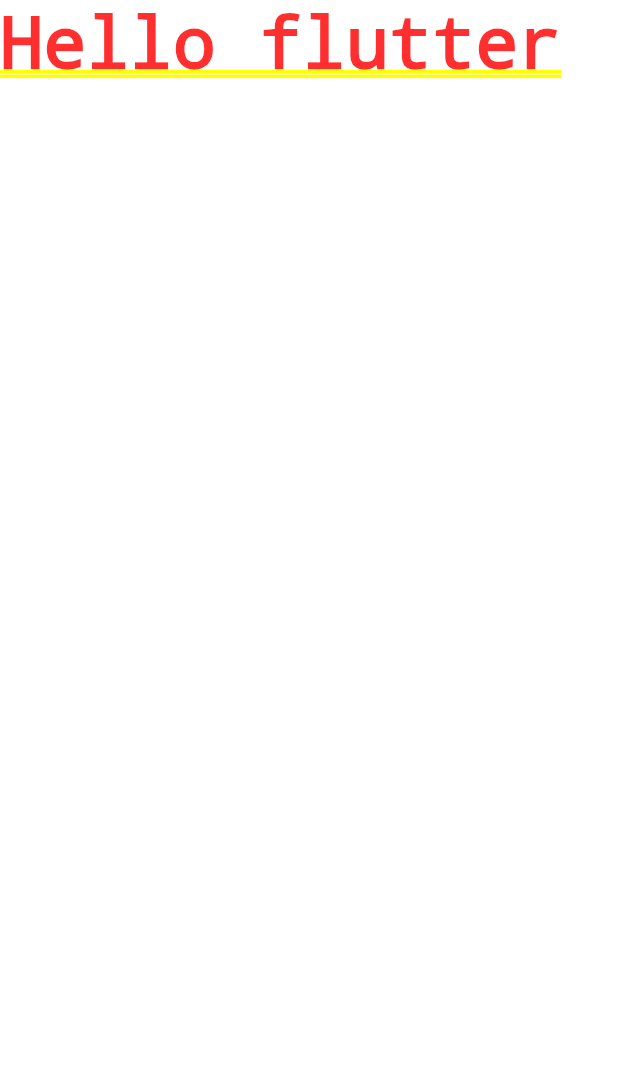
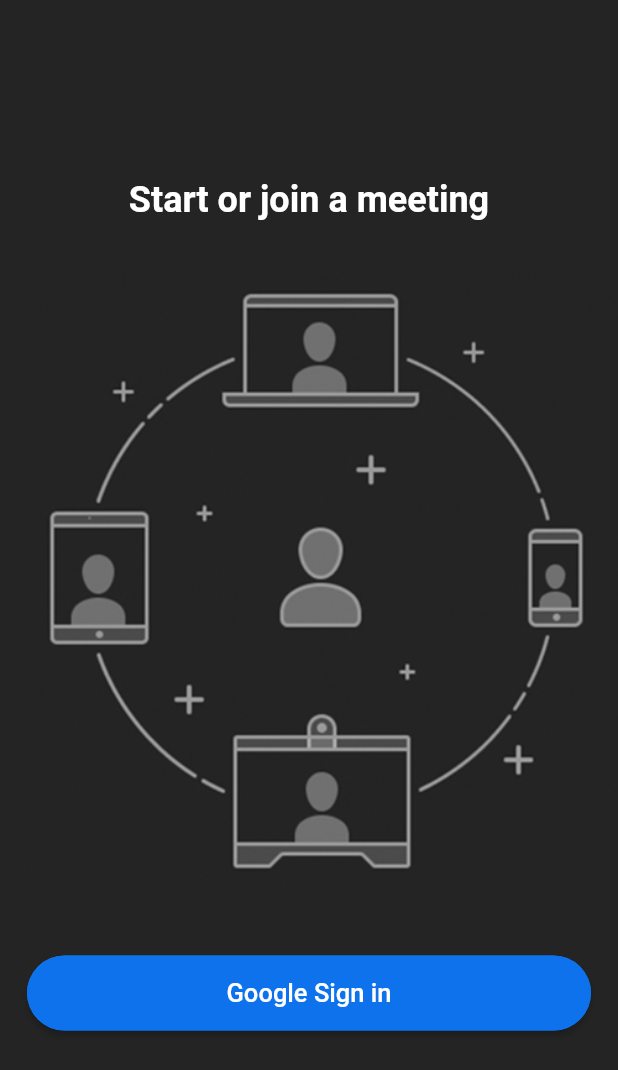
Before and after one commit to kibriatuhin/conf_call, a Flutter app: the screen it shows after launch, on a phone screen of 412 x 824 dp. Shown: the top 1070 px of the screen. Run offline on Flutter 3.47's test engine with Material 2 defaults, Android fonts, the phone set to English and light mode, and no system bars; our stand-ins replace cloud_firestore, firebase_auth, firebase_core, google_sign_in; accounts and stored records are empty.

Commit message:
add login with firebase

```diff
--- a/lib/main.dart
+++ b/lib/main.dart
@@ -1,6 +1,12 @@
+import 'package:conf_call/screens/home_screen.dart';
+import 'package:conf_call/screens/login_screen.dart';
+import 'package:conf_call/utils/colors.dart';
+import 'package:firebase_core/firebase_core.dart';
 import 'package:flutter/material.dart';
 
-void main() {
+void main() async {
+  WidgetsFlutterBinding.ensureInitialized();
+  await Firebase.initializeApp();
   runApp(const MyApp());
 }
 
@@ -11,12 +17,16 @@ class MyApp extends StatelessWidget {
   @override
   Widget build(BuildContext context) {
     return MaterialApp(
+      debugShowCheckedModeBanner: false,
       title: 'Flutter Demo',
-      theme: ThemeData(
-
-        primarySwatch: Colors.blue,
+      theme: ThemeData.dark().copyWith(
+        scaffoldBackgroundColor: backgroundColor
       ),
-      home:  const Text("Hello flutter"),
+      routes: {
+        LoginScreen.routeName : (context) => LoginScreen(),
+        HomeScreen.routeName : (context) => HomeScreen()
+      },
+      home:  LoginScreen(),
     );
   }
 }
--- /dev/null
+++ b/lib/screens/login_screen.dart
@@ -0,0 +1,40 @@
+import 'package:conf_call/resources/auth_method.dart';
+import 'package:conf_call/screens/home_screen.dart';
+import 'package:conf_call/widgets/custom_button.dart';
+import 'package:flutter/material.dart';
+
+class LoginScreen extends StatefulWidget {
+  static const routeName = "/login";
+  LoginScreen({Key? key}) : super(key: key);
+
+  @override
+  State<LoginScreen> createState() => _LoginScreenState();
+}
+
+class _LoginScreenState extends State<LoginScreen> {
+  final AuthMethods _authMethods = AuthMethods();
+  @override
+  Widget build(BuildContext context) {
+    return Scaffold(
+      body: Column(
+        mainAxisAlignment: MainAxisAlignment.center,
+        //crossAxisAlignment: CrossAxisAlignment.center,
+        children: [
+          const Text(
+            "Start or join a meeting",
+            style: const TextStyle(fontSize: 24, fontWeight: FontWeight.bold),
+          ),
+          Padding(
+              padding: EdgeInsets.symmetric(vertical: 30),
+              child: Image.asset("assets/images/onboarding.jpg")),
+          CustomButton(text: "Google Sign in",onPressed: ()async{
+            AsyncSnapshot<bool> res = _authMethods.signInWithGoogle(context) as AsyncSnapshot<bool>  ;
+            if(res.data!){
+              Navigator.pushNamed(context, HomeScreen.routeName);
+            }
+          },),
+        ],
+      ),
+    );
+  }
+}
--- a/lib/utils/colors.dart
+++ b/lib/utils/colors.dart
@@ -1,6 +1,6 @@
 import 'package:flutter/material.dart';
 
-const backgroundColor = Color.fromRGBO(36, 36, 36, 1);
+const  backgroundColor = Color.fromRGBO(36, 36, 36, 1);
 const buttonColor = Color.fromRGBO(14, 114, 236, 1);
 const footerColor = Color.fromRGBO(26, 26, 26, 1);
 const secondaryBackgroundColor = Color.fromRGBO(46, 46, 46, 1);
--- /dev/null
+++ b/lib/utils/utils.dart
@@ -0,0 +1,6 @@
+import 'package:flutter/material.dart';
+showSnackbar(BuildContext context,String text){
+  ScaffoldMessenger.of(context).showSnackBar(
+    SnackBar(content: Text(text))
+  );
+}
--- /dev/null
+++ b/lib/widgets/custom_button.dart
@@ -0,0 +1,32 @@
+import 'package:conf_call/utils/colors.dart';
+import 'package:flutter/material.dart';
+
+class CustomButton extends StatelessWidget {
+  final String text;
+  final VoidCallback onPressed;
+
+  const CustomButton({Key? key, required this.text,required this.onPressed}) : super(key: key);
+
+  @override
+  Widget build(BuildContext context) {
+    return Padding(
+      padding: const EdgeInsets.all(18),
+      child: ElevatedButton(
+          onPressed: onPressed,
+          child: Text(
+            text,
+            style: const TextStyle(fontSize: 17),
+          ),
+        style: ElevatedButton.styleFrom(
+          primary: buttonColor,
+          minimumSize: const Size(double.infinity, 50),
+          shape: RoundedRectangleBorder(
+            borderRadius: BorderRadius.circular(30),
+            side: const BorderSide(color: buttonColor)
+          )
+
+        ),
+      ),
+    );
+  }
+}
```
Also changed, not shown: lib/resources/auth_method.dart (added, +43 -0 lines), lib/screens/home_screen.dart (added, +17 -0 lines), pubspec.yaml (+12 -31 lines), assets/images/onboarding.jpg (added), pubspec.lock, 3 other files.
